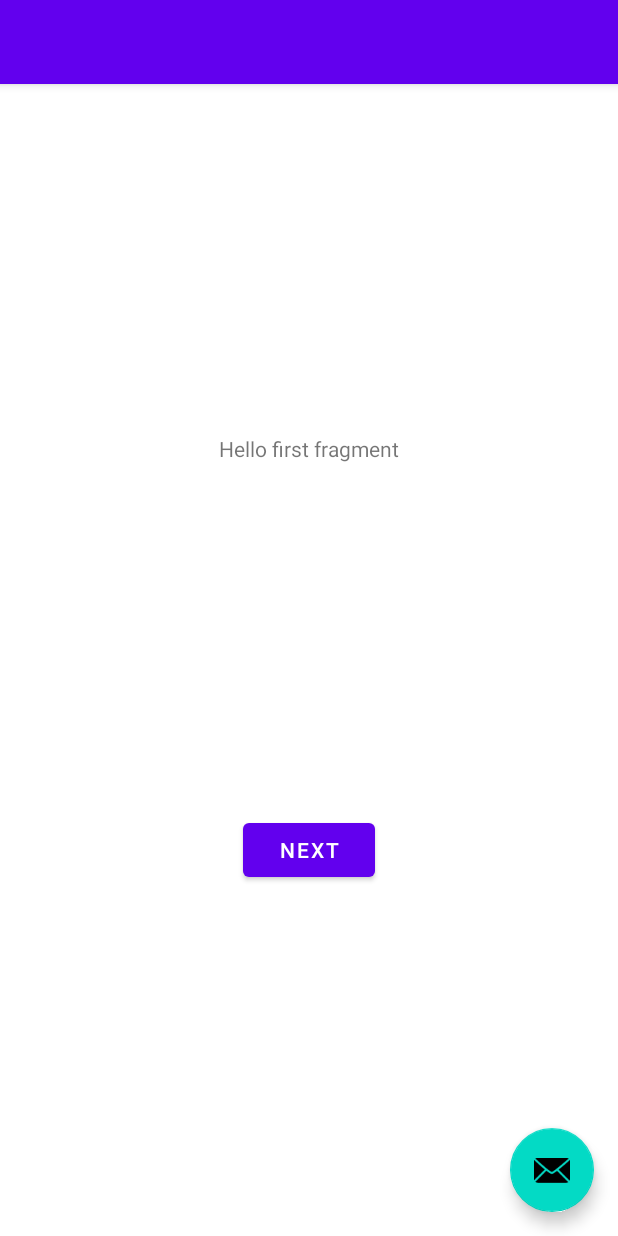
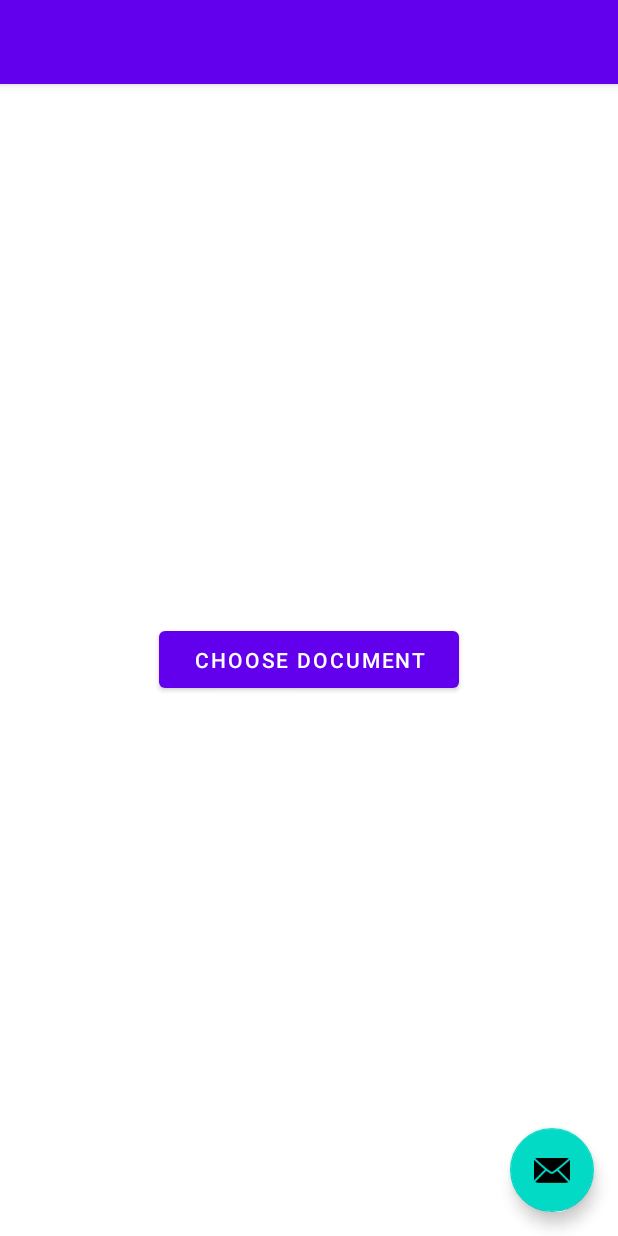
Before and after one commit to Bikash-Giri/zebra-print-test, an Android app: the layout activity_main.xml on its own in the app's theme, with its tools: preview values and no code run, on a phone screen of 412 x 824 dp. Run offline under Robolectric (Android 15) with nearby library versions, the phone set to English and light mode, and no system bars.

Commit message:
Add button

```diff
--- a/app/src/main/res/layout/content_main.xml
+++ b/app/src/main/res/layout/content_main.xml
@@ -1,19 +1,17 @@
 <?xml version="1.0" encoding="utf-8"?>
-<androidx.constraintlayout.widget.ConstraintLayout xmlns:android="http://schemas.android.com/apk/res/android"
+<RelativeLayout xmlns:android="http://schemas.android.com/apk/res/android"
     xmlns:app="http://schemas.android.com/apk/res-auto"
     android:layout_width="match_parent"
     android:layout_height="match_parent"
     app:layout_behavior="@string/appbar_scrolling_view_behavior">
 
-    <fragment
-        android:id="@+id/nav_host_fragment_content_main"
-        android:name="androidx.navigation.fragment.NavHostFragment"
-        android:layout_width="0dp"
-        android:layout_height="0dp"
-        app:defaultNavHost="true"
-        app:layout_constraintBottom_toBottomOf="parent"
-        app:layout_constraintEnd_toEndOf="parent"
-        app:layout_constraintStart_toStartOf="parent"
-        app:layout_constraintTop_toTopOf="parent"
-        app:navGraph="@navigation/nav_graph" />
-</androidx.constraintlayout.widget.ConstraintLayout>
+    <Button
+        android:layout_centerInParent="true"
+        android:layout_gravity="center"
+        android:id="@+id/selectFileButton"
+        android:layout_width="200dp"
+        android:layout_height="50dp"
+        android:text="Choose Document"
+        android:onClick="selectFile"
+        />
+</RelativeLayout>
```
